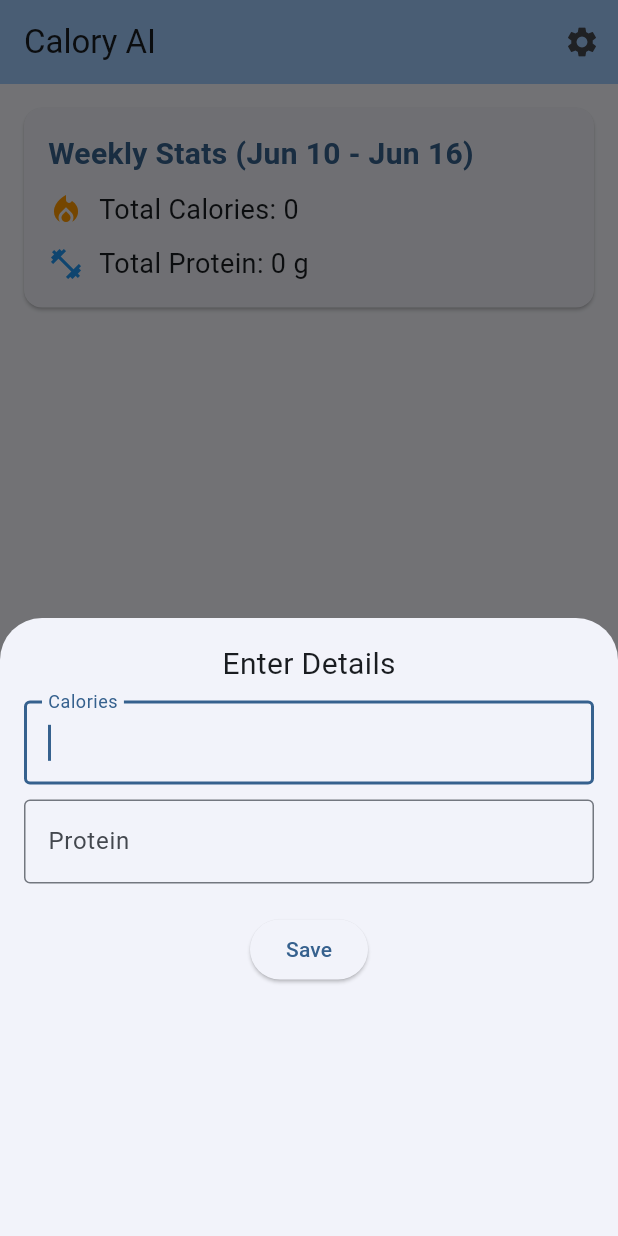
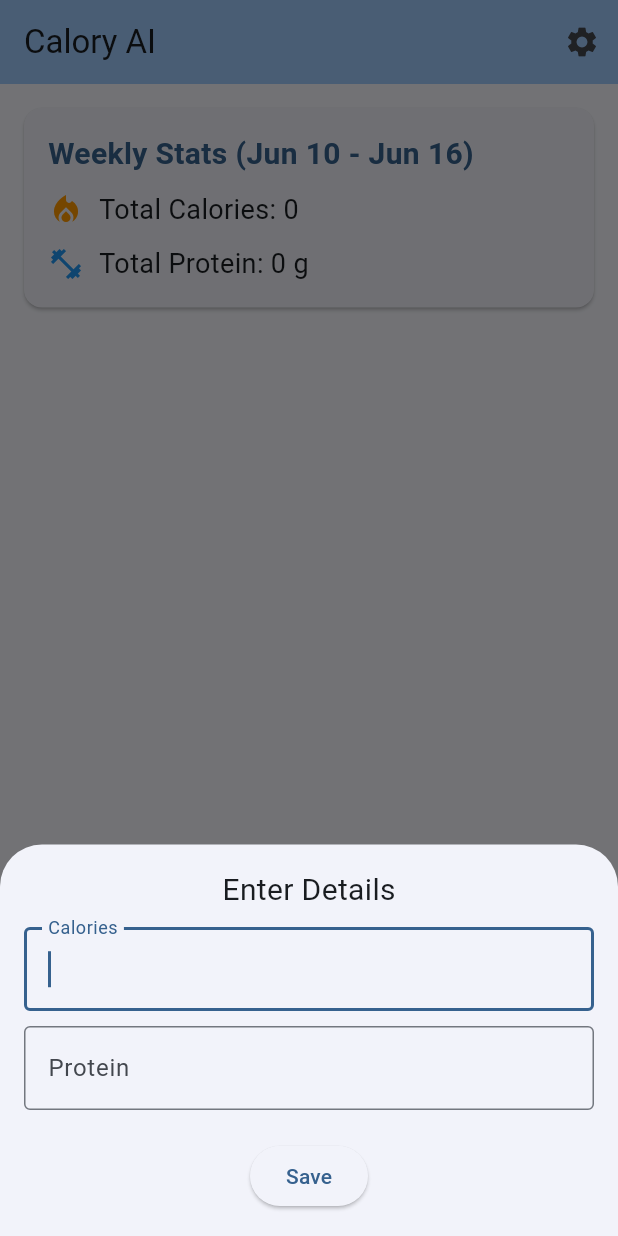
Before and after one commit to maitto/macro_tracker, a Flutter app: the screen it shows after launch, after a tap on the "add" icon, on a phone screen of 412 x 824 dp. Run offline on Flutter 3.47's test engine with Material 3 defaults, Android fonts, the phone set to English and light mode, and no system bars; our stand-ins replace shared_preferences.

Commit message:
moved and broke code

```diff
--- a/calory_ai/lib/main.dart
+++ b/calory_ai/lib/main.dart
@@ -5,6 +5,7 @@ import 'dart:convert';
 import 'package:intl/intl.dart';
 import 'settings_page.dart';
 import 'data_entry.dart';
+import 'modal_sheet_content.dart';
 
 void main() {
   runApp(const MyApp());
@@ -45,22 +46,14 @@ class MyHomePage extends StatefulWidget {
 
 class _MyHomePageState extends State<MyHomePage> {
   List<DataEntry> _entries = [];
-  late PageController _pageController;
   int _calorieGoal = 2800;
   int _proteinGoal = 180;
 
   @override
   void initState() {
     super.initState();
-    _pageController = PageController();
     _loadData();
     _loadGoals();
-  }
-
-  @override
-  void dispose() {
-    _pageController.dispose();
-    super.dispose();
   }
 
   Future<void> _loadGoals() async {
@@ -86,10 +79,6 @@ class _MyHomePageState extends State<MyHomePage> {
       setState(() {
         _entries = dataJson.map((json) => DataEntry.fromJson(json)).toList();
       });
-
-      if (_entries.isNotEmpty) {
-        _pageController.jumpToPage(_entries.length - 1);
-      }
     }
   }
 
@@ -161,11 +150,10 @@ class _MyHomePageState extends State<MyHomePage> {
         children: [
           WeeklyStats(entries: _entries), // Add the weekly stats widget
           Expanded(
-            child: PageView.builder(
-              controller: _pageController,
+            child: ListView.builder(
               itemCount: _entries.length,
               itemBuilder: (context, index) {
-                final entry = _entries[index];
+                final entry = _entries[_entries.length - 1 - index];
                 final formattedDate =
                     DateFormat('EEEE, MMMM d, y').format(entry.date);
                 final double calorieProgress =
@@ -176,7 +164,6 @@ class _MyHomePageState extends State<MyHomePage> {
                 return Padding(
                   padding: const EdgeInsets.all(16.0),
                   child: Column(
-                    mainAxisAlignment: MainAxisAlignment.center,
                     crossAxisAlignment: CrossAxisAlignment.start,
                     children: [
                       Text(
@@ -222,6 +209,7 @@ class _MyHomePageState extends State<MyHomePage> {
                         backgroundColor: Colors.grey[300],
                         color: proteinProgress > 1 ? Colors.red : Colors.blue,
                       ),
+                      const Divider(height: 40, thickness: 1),
                     ],
                   ),
                 );
@@ -307,102 +295,3 @@ class WeeklyStats extends StatelessWidget {
     );
   }
 }
-
-class ModalSheetContent extends StatefulWidget {
-  const ModalSheetContent({super.key, required this.onSave});
-
-  final Function(int, int) onSave;
-
-  @override
-  _ModalSheetContentState createState() => _ModalSheetContentState();
-}
-
-class _ModalSheetContentState extends State<ModalSheetContent> {
-  final FocusNode _caloriesFocusNode = FocusNode();
-  final TextEditingController _caloriesController = TextEditingController();
-  final TextEditingController _proteinController = TextEditingController();
-
-  @override
-  void initState() {
-    super.initState();
-    WidgetsBinding.instance.addPostFrameCallback((_) {
-      _caloriesFocusNode.requestFocus();
-    });
-  }
-
-  @override
-  void dispose() {
-    _caloriesFocusNode.dispose();
-    _caloriesController.dispose();
-    _proteinController.dispose();
-    super.dispose();
-  }
-
-  void _saveData() {
-    final int? calories = int.tryParse(_caloriesController.text);
-    final int? protein = int.tryParse(_proteinController.text);
-
-    if (calories != null && protein != null) {
-      widget.onSave(calories, protein);
-      Navigator.of(context).pop();
-    } else {
-      // Handle validation error, e.g., show a message to the user
-    }
-  }
-
-  @override
-  Widget build(BuildContext context) {
-    return Padding(
-      padding: EdgeInsets.only(
-        bottom: MediaQuery.of(context).viewInsets.bottom,
-      ),
-      child: DraggableScrollableSheet(
-        expand: false,
-        builder: (context, scrollController) {
-          return SingleChildScrollView(
-            controller: scrollController,
-            child: Padding(
-              padding: const EdgeInsets.all(16.0),
-              child: Column(
-                mainAxisSize: MainAxisSize.min,
-                children: <Widget>[
-                  const Text('Enter Details', style: TextStyle(fontSize: 20)),
-                  const SizedBox(height: 10),
-                  TextFormField(
-                    focusNode: _caloriesFocusNode,
-                    controller: _caloriesController,
-                    decoration: const InputDecoration(
-                      labelText: 'Calories',
-                      border: OutlineInputBorder(),
-                    ),
-                    keyboardType: TextInputType.number,
-                    inputFormatters: <TextInputFormatter>[
-                      FilteringTextInputFormatter.digitsOnly,
-                    ],
-                  ),
-                  const SizedBox(height: 10),
-                  TextFormField(
-                    controller: _proteinController,
-                    decoration: const InputDecoration(
-                      labelText: 'Protein',
-                      border: OutlineInputBorder(),
-                    ),
-                    keyboardType: TextInputType.number,
-                    inputFormatters: <TextInputFormatter>[
-                      FilteringTextInputFormatter.digitsOnly,
-                    ],
-                  ),
-                  const SizedBox(height: 20),
-                  ElevatedButton(
-                    onPressed: _saveData,
-                    child: const Text('Save'),
-                  ),
-                ],
-              ),
-            ),
-          );
-        },
-      ),
-    );
-  }
-}
--- /dev/null
+++ b/calory_ai/lib/modal_sheet_content.dart
@@ -0,0 +1,95 @@
+import 'package:flutter/material.dart';
+import 'package:flutter/services.dart';
+
+class ModalSheetContent extends StatefulWidget {
+  const ModalSheetContent({super.key, required this.onSave});
+
+  final Function(int, int) onSave;
+
+  @override
+  _ModalSheetContentState createState() => _ModalSheetContentState();
+}
+
+class _ModalSheetContentState extends State<ModalSheetContent> {
+  final FocusNode _caloriesFocusNode = FocusNode();
+  final TextEditingController _caloriesController = TextEditingController();
+  final TextEditingController _proteinController = TextEditingController();
+
+  @override
+  void initState() {
+    super.initState();
+    WidgetsBinding.instance.addPostFrameCallback((_) {
+      _caloriesFocusNode.requestFocus();
+    });
+  }
+
+  @override
+  void dispose() {
+    _caloriesFocusNode.dispose();
+    _caloriesController.dispose();
+    _proteinController.dispose();
+    super.dispose();
+  }
+
+  void _saveData() {
+    final int? calories = int.tryParse(_caloriesController.text);
+    final int? protein = int.tryParse(_proteinController.text);
+
+    if (calories != null && protein != null) {
+      widget.onSave(calories, protein);
+      Navigator.of(context).pop();
+    } else {
+      // Handle validation error, e.g., show a message to the user
+    }
+  }
+
+  @override
+  Widget build(BuildContext context) {
+    return Padding(
+      padding: EdgeInsets.only(
+        bottom: MediaQuery.of(context).viewInsets.bottom,
+      ),
+      child: IntrinsicHeight(
+        child: Padding(
+          padding: const EdgeInsets.all(16.0), // Add padding to all sides
+          child: Column(
+            mainAxisSize: MainAxisSize.min,
+            children: <Widget>[
+              const Text('Enter Details', style: TextStyle(fontSize: 20)),
+              const SizedBox(height: 10),
+              TextFormField(
+                focusNode: _caloriesFocusNode,
+                controller: _caloriesController,
+                decoration: const InputDecoration(
+                  labelText: 'Calories',
+                  border: OutlineInputBorder(),
+                ),
+                keyboardType: TextInputType.number,
+                inputFormatters: <TextInputFormatter>[
+                  FilteringTextInputFormatter.digitsOnly,
+                ],
+              ),
+              const SizedBox(height: 10),
+              TextFormField(
+                controller: _proteinController,
+                decoration: const InputDecoration(
+                  labelText: 'Protein',
+                  border: OutlineInputBorder(),
+                ),
+                keyboardType: TextInputType.number,
+                inputFormatters: <TextInputFormatter>[
+                  FilteringTextInputFormatter.digitsOnly,
+                ],
+              ),
+              const SizedBox(height: 20),
+              ElevatedButton(
+                onPressed: _saveData,
+                child: const Text('Save'),
+              ),
+            ],
+          ),
+        ),
+      ),
+    );
+  }
+}
```
